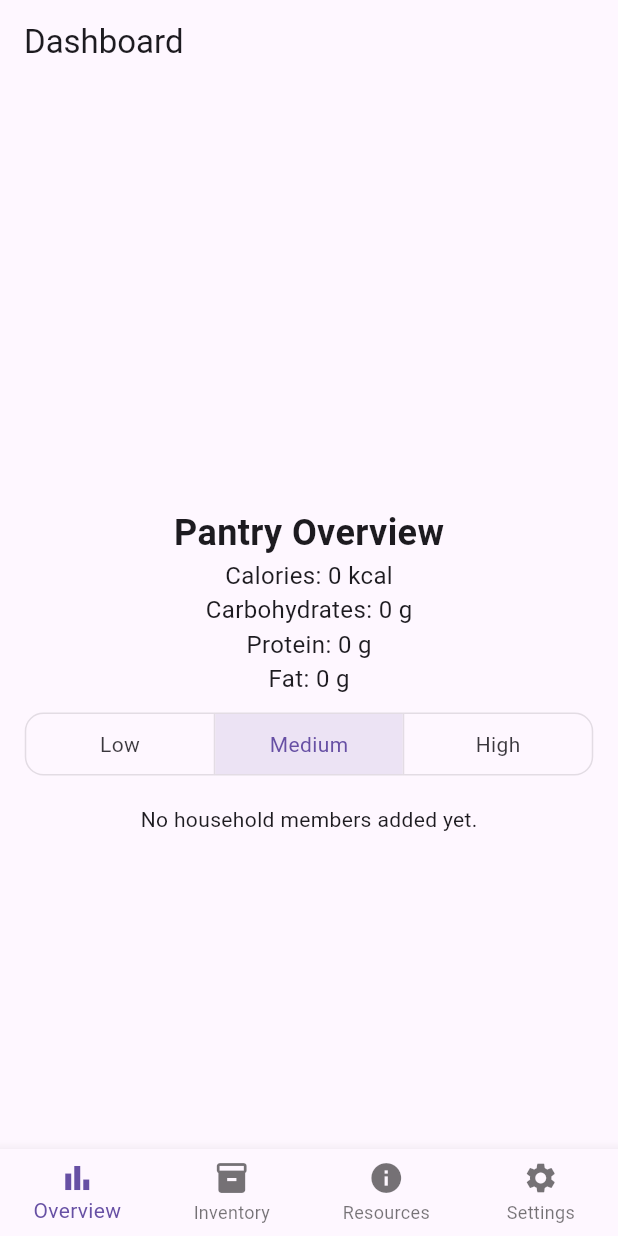
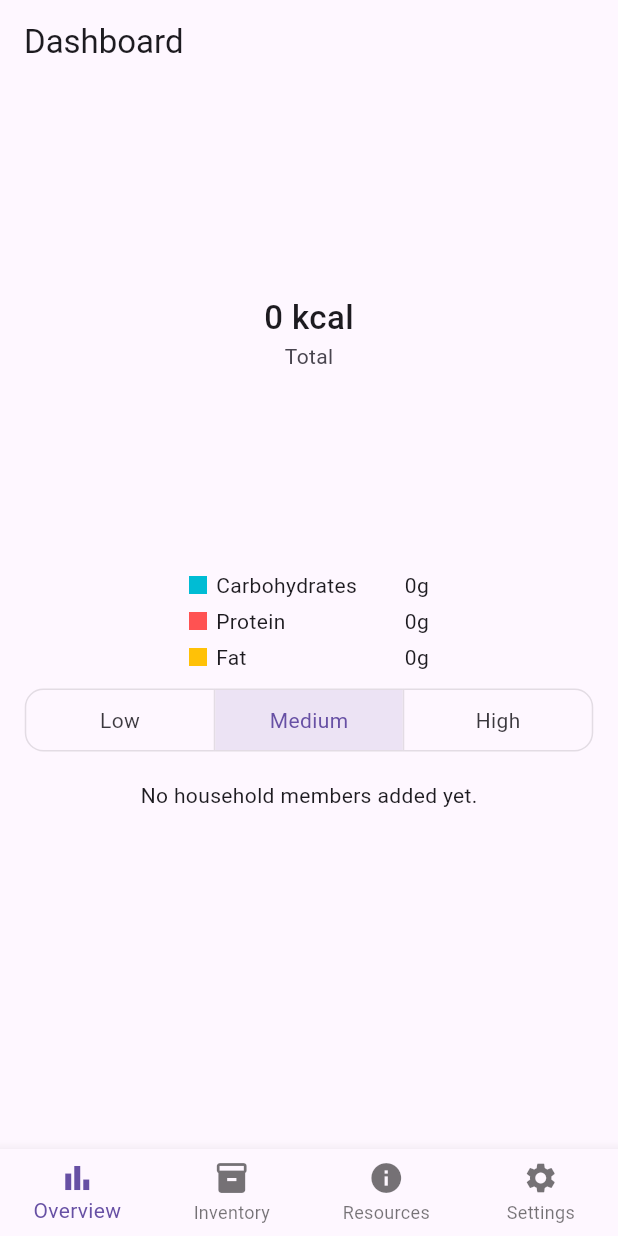
Before and after one commit to ElliotMS-Chalmers/prepster, a Flutter app: the screen it shows after launch, on a phone screen of 412 x 824 dp. Run offline on Flutter 3.47's test engine with Material 3 defaults, Android fonts, the phone set to English and light mode, and no system bars; drawn by our look-alikes of fl_chart; our stand-ins replace easy_localization, flutter_local_notifications, logger, permission_handler, shared_preferences, timezone; missing offline and left inert: flutter_pdfview.

Commit message:
Pie chart legends & total calories in center

```diff
--- a/assets/translations/en.json
+++ b/assets/translations/en.json
@@ -10,10 +10,10 @@
   "bottom_nav_settings": "Settings",
   "tooltip_add_pantry_item": "Add product to pantry",
   "dashboard_pantry_title": "Pantry Overview",
-  "total_calorie_text": "Calories: ",
-  "total_carbs_text": "Carbohydrates: ",
-  "total_protein_text": "Protein: ",
-  "total_fat_text": "Fat: ",
+  "total_calorie_text": "Calories",
+  "total_carbs_text": "Carbohydrates",
+  "total_protein_text": "Protein",
+  "total_fat_text": "Fat",
   "dashboard_age": "Age: ",
   "dashboard_sex": "Sex: ",
   "dashboard_no_household": "No household members added yet.",
--- a/assets/translations/sv.json
+++ b/assets/translations/sv.json
@@ -11,9 +11,9 @@
   "tooltip_add_pantry_item": "Lägg till produkt i skafferiet",
   "dashboard_pantry_title": "Översikt av skafferi",
   "total_calorie_text": "Kalorier: ",
-  "total_carbs_text": "Kolhydrater: ",
-  "total_protein_text": "Protein : ",
-  "total_fat_text": "Fett: ",
+  "total_carbs_text": "Kolhydrater",
+  "total_protein_text": "Protein",
+  "total_fat_text": "Fett",
   "dashboard_age": "Ålder: ",
   "dashboard_sex": "Kön: ",
   "dashboard_no_household": "Inga hushållsmedlemmar har lagts till ännu.",
--- a/lib/ui/pages/dashboard/dashboard.dart
+++ b/lib/ui/pages/dashboard/dashboard.dart
@@ -2,6 +2,7 @@ import 'package:easy_localization/easy_localization.dart';
 
 import 'package:flutter/material.dart';
 import 'package:prepster/ui/pages/dashboard/pie_chart.dart';
+import 'package:prepster/ui/pages/dashboard/pie_chart_legend.dart';
 import 'package:prepster/ui/viewmodels/dashboard_view_model.dart';
 import 'package:provider/provider.dart';
 
@@ -35,36 +36,46 @@ class DashboardPage extends StatelessWidget {
                   child: Column(
                     children: [
                       SizedBox(
-                          height: 250,
-                          child: MacronutrientPieChart(
+                        height: 300,
+                        child: Stack(
+                          alignment: Alignment.center,
+                          children: [
+                            MacronutrientPieChart(
                               carbs: totalAmountPantry["carbs"]!,
                               protein: totalAmountPantry["protein"]!,
                               fat: totalAmountPantry["fat"]!,
-                          )
                             ),
-                      const SizedBox(height: 16),
+                            Column(
+                              mainAxisSize: MainAxisSize.min,
+                              spacing: 0,
+                              children: [
                                 Text(
-                        'dashboard_pantry_title'.tr(),
+                                  '${totalAmountPantry["calories"]!.round()} kcal',
                                   style: TextStyle(
-                          fontSize: 24,
-                          fontWeight: FontWeight.bold,
+                                    fontSize: 22,
+                                    fontWeight: FontWeight.w500,
+                                    color: Theme.of(context).colorScheme.onSurface,
                                   ),
                                 ),
                                 Text(
-                        '${'total_calorie_text'.tr()}${totalAmountPantry["calories"]!.round()} kcal',
-                        style: const TextStyle(fontSize: 16),
+                                  'Total',
+                                  style: TextStyle(
+                                    fontSize: 14,
+                                    color: Theme.of(context).colorScheme.onSurfaceVariant,
                                   ),
-                      Text(
-                        '${'total_carbs_text'.tr()}${totalAmountPantry["carbs"]!.round()} g',
-                        style: const TextStyle(fontSize: 16),
                                 ),
-                      Text(
-                        '${'total_protein_text'.tr()}${totalAmountPantry["protein"]!.round()} g',
-                        style: const TextStyle(fontSize: 16),
+                              ],
                             ),
-                      Text(
-                        '${'total_fat_text'.tr()}${totalAmountPantry["fat"]!.round()} g',
-                        style: const TextStyle(fontSize: 16),
+                          ]
+                        )
+                      ),
+                      const SizedBox(height: 8),
+                      PieChartLegend(
+                        items: [
+                          LegendItem(color: Colors.cyan, label: 'total_carbs_text'.tr(), value: totalAmountPantry["carbs"]!.round()),
+                          LegendItem(color: Colors.redAccent, label: 'total_protein_text'.tr(), value: totalAmountPantry["protein"]!.round()),
+                          LegendItem(color: Colors.amber, label: 'total_fat_text'.tr(), value: totalAmountPantry["fat"]!.round()),
+                        ],
                       ),
                       const SizedBox(height: 8),
                       ToggleButtons(
--- /dev/null
+++ b/lib/ui/pages/dashboard/pie_chart_legend.dart
@@ -0,0 +1,57 @@
+import 'package:flutter/material.dart';
+
+class PieChartLegend extends StatelessWidget {
+  final List<LegendItem> items;
+
+  const PieChartLegend({super.key, required this.items});
+
+  @override
+  Widget build(BuildContext context) {
+    return SizedBox(
+      width: 160,
+      child: Column(
+        crossAxisAlignment: CrossAxisAlignment.start,
+        spacing: 4,
+        children: items.map((item) => Row(
+          mainAxisSize: MainAxisSize.max,
+          mainAxisAlignment: MainAxisAlignment.spaceBetween,
+          children: [
+            Row(
+              mainAxisSize: MainAxisSize.min,
+              children: [
+                Container(
+                  width: 12,
+                  height: 12,
+                  decoration: BoxDecoration(
+                    shape: BoxShape.rectangle,
+                    color: item.color,
+                  ),
+                ),
+                const SizedBox(width: 6),
+                Text(item.label)
+              ],
+            ),
+            if (item.value != null)
+              Row(
+                mainAxisSize: MainAxisSize.max,
+                children: [
+                  Text(
+                    "${item.value}g",
+                    textAlign: TextAlign.right,
+                  ),
+                ],
+              )
+          ],
+        ),).toList(),
+      )
+    );
+  }
+}
+
+class LegendItem {
+  final Color color;
+  final String label;
+  final int? value;
+
+  const LegendItem({required this.color, required this.label, this.value});
+}
```
Lines whose indentation alone changed are shown as unchanged.
